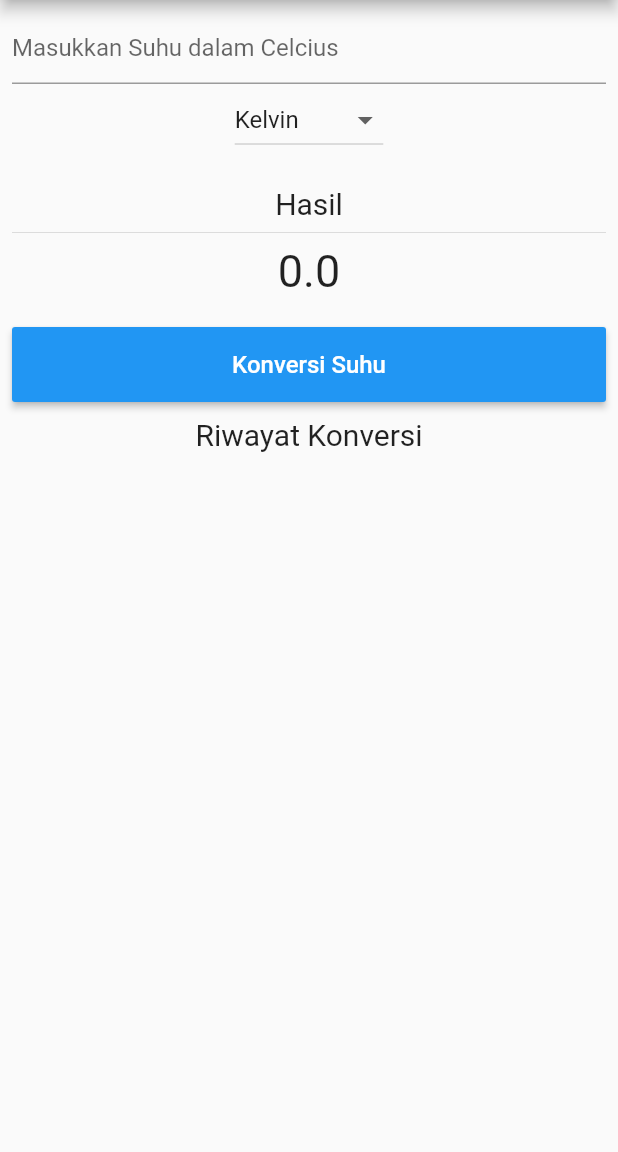
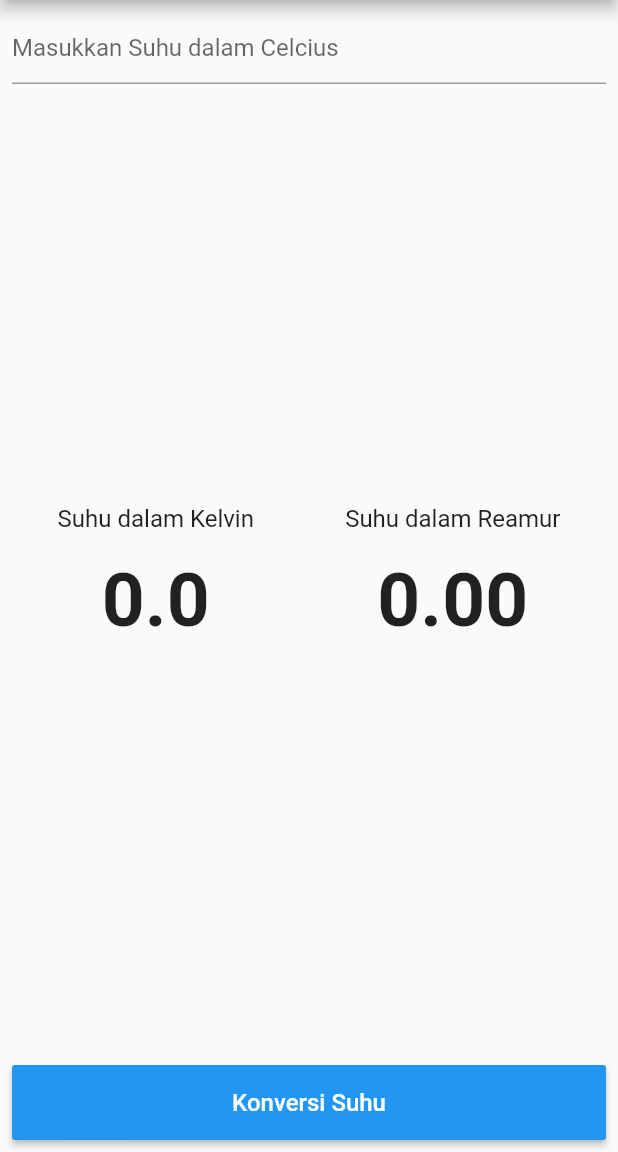
Before and after one commit to salsasabielar/konverter_suhu, a Flutter app: the screen it shows after launch, on a phone screen of 412 x 824 dp, the part 84-1236 px from its top. Run offline on Flutter 3.47's test engine with Material 2 defaults, Android fonts, the phone set to English and light mode, and no system bars.

Commit message:
re-push jobsheet 3

```diff
--- a/lib/Convert.dart
+++ b/lib/Convert.dart
@@ -3,9 +3,7 @@ import 'package:flutter/services.dart';
 
 class Convert extends StatelessWidget {
   final Function konvertHandler;
-
   Convert({Key key, @required this.konvertHandler});
-
   @override
   Widget build(BuildContext context) {
     return Container(
--- a/lib/DropdownKonversi.dart
+++ /dev/null
@@ -1,31 +0,0 @@
-import 'package:flutter/material.dart';
-import 'package:flutter/services.dart';
-
-class dropdownKonversi extends StatelessWidget {
-  const dropdownKonversi({
-    Key key,
-    @required this.listItem,
-    @required String newValue,
-    @required this.dropdownOnChanged,
-  })  : _newValue = newValue,
-        super(key: key);
-
-  final List<String> listItem;
-  final String _newValue;
-  final Function dropdownOnChanged;
-
-  @override
-  Widget build(BuildContext context) {
-    return DropdownButton<String>(
-      items: listItem.map((String value) {
-        //iterasi item list
-        return DropdownMenuItem<String>(
-          value: value,
-          child: Text(value),
-        );
-      }).toList(),
-      value: _newValue,
-      onChanged: dropdownOnChanged,
-    );
-  }
-}
--- a/lib/Result.dart
+++ b/lib/Result.dart
@@ -4,27 +4,48 @@ import 'package:flutter/services.dart';
 class Result extends StatelessWidget {
   const Result({
     Key key,
-    @required this.result,
-  }) : super(key: key);
-  final double result;
+    @required double kelvin,
+    @required double reamur,
+  })  : _kelvin = kelvin,
+        _reamur = reamur,
+        super(key: key);
+
+  final double _kelvin;
+  final double _reamur;
+
   @override
   Widget build(BuildContext context) {
-    return Container(
-      margin: EdgeInsets.only(top: 20, bottom: 20),
-      child: Column(
-        mainAxisAlignment: MainAxisAlignment.center,
-        children: [
+    return Row(
+      mainAxisAlignment: MainAxisAlignment.spaceAround,
+      crossAxisAlignment: CrossAxisAlignment.center,
+      children: <Widget>[
+        Column(
+          children: <Widget>[
             Text(
-            "Hasil",
-            style: TextStyle(fontSize: 20),
+              "Suhu dalam Kelvin",
+              style: TextStyle(fontSize: 16),
             ),
             Divider(),
             Text(
-            result.toStringAsFixed(1),
-            style: TextStyle(fontSize: 30),
-          )
+              '$_kelvin',
+              style: TextStyle(fontSize: 50, fontWeight: FontWeight.bold),
+            ),
           ],
         ),
+        Column(
+          children: <Widget>[
+            Text(
+              "Suhu dalam Reamur",
+              style: TextStyle(fontSize: 16),
+            ),
+            Divider(), //jarak antar text
+            Text(
+              _reamur.toStringAsFixed(2),
+              style: TextStyle(fontSize: 50, fontWeight: FontWeight.bold),
+            ),
+          ],
+        ),
+      ],
     );
   }
 }
--- a/lib/Riwayat.dart
+++ /dev/null
@@ -1,24 +0,0 @@
-import 'package:flutter/material.dart';
-import 'package:flutter/services.dart';
-
-class Riwayat extends StatelessWidget {
-  const Riwayat({
-    Key key,
-    @required this.listViewItem,
-  }) : super(key: key);
-
-  final List<String> listViewItem;
-
-  @override
-  Widget build(BuildContext context) {
-    return ListView(
-        children: listViewItem.map((String value) {
-      return Container(
-          margin: EdgeInsets.all(10),
-          child: Text(
-            value,
-            style: TextStyle(fontSize: 15),
-          ));
-    }).toList());
-  }
-}
--- a/lib/main.dart
+++ b/lib/main.dart
@@ -3,8 +3,6 @@ import 'package:flutter/services.dart';
 import 'Input.dart';
 import 'Result.dart';
 import 'Convert.dart';
-import 'Riwayat.dart';
-import 'DropdownKonversi.dart';
 
 void main() {
   runApp(MyApp());
@@ -18,33 +16,18 @@ class MyApp extends StatefulWidget {
 
 class _MyAppState extends State<MyApp> {
   double _inputUser = 0;
-  double _kelvin = 0; //inisialisasi
+
+  double _kelvin = 0;
+
   double _reamur = 0;
-  double _fahrenheit = 0;
-  final inputController =
-      TextEditingController(); //memanggil nilai variabel/widget
-  String _newValue = "Kelvin";
-  double _result = 0;
-  List<String> listViewItem = List<String>(); //instansiasi
-  var listItem = ["Kelvin", "Reamur", "Fahrenheit"];
 
-  void perhitunganSuhu() {
+  TextEditingController inputUserController = TextEditingController();
+
+  void _konverterSuhu() {
     setState(() {
-      _inputUser = double.parse(inputController.text);
-      if (_newValue == "Kelvin")
-        _result = _inputUser + 273;
-      else if (_newValue == "Reamur")
-        _result = (4 / 5) * _inputUser;
-      else
-        _result = ((9 / 5) * _inputUser) + 32;
-    });
-    listViewItem.add("$_newValue : $_result");
-  }
-
-  void dropdownOnChanged(String changeValue) {
-    setState(() {
-      _newValue = changeValue;
-      perhitunganSuhu();
+      _inputUser = double.parse(inputUserController.text);
+      _reamur = (4 / 5) * _inputUser;
+      _kelvin = 273 + _inputUser;
     });
   }
 
@@ -65,23 +48,9 @@ class _MyAppState extends State<MyApp> {
           child: Column(
             mainAxisAlignment: MainAxisAlignment.spaceBetween,
             children: [
-              Input(inputUserController: inputController),
-              dropdownKonversi(
-                  listItem: listItem,
-                  newValue: _newValue,
-                  dropdownOnChanged: dropdownOnChanged),
-              Result(result: _result),
-              Convert(konvertHandler: perhitunganSuhu),
-              Container(
-                margin: EdgeInsets.only(top: 10, bottom: 10),
-                child: Text(
-                  "Riwayat Konversi",
-                  style: TextStyle(fontSize: 20),
-                ),
-              ),
-              Expanded(
-                child: Riwayat(listViewItem: listViewItem),
-              ),
+              Input(inputUserController: inputUserController),
+              Result(kelvin: _kelvin, reamur: _reamur),
+              Convert(konvertHandler: _konverterSuhu),
             ],
           ),
         ),
```
Also changed, not shown: 1 other file. Lines whose indentation alone changed are shown as unchanged.
